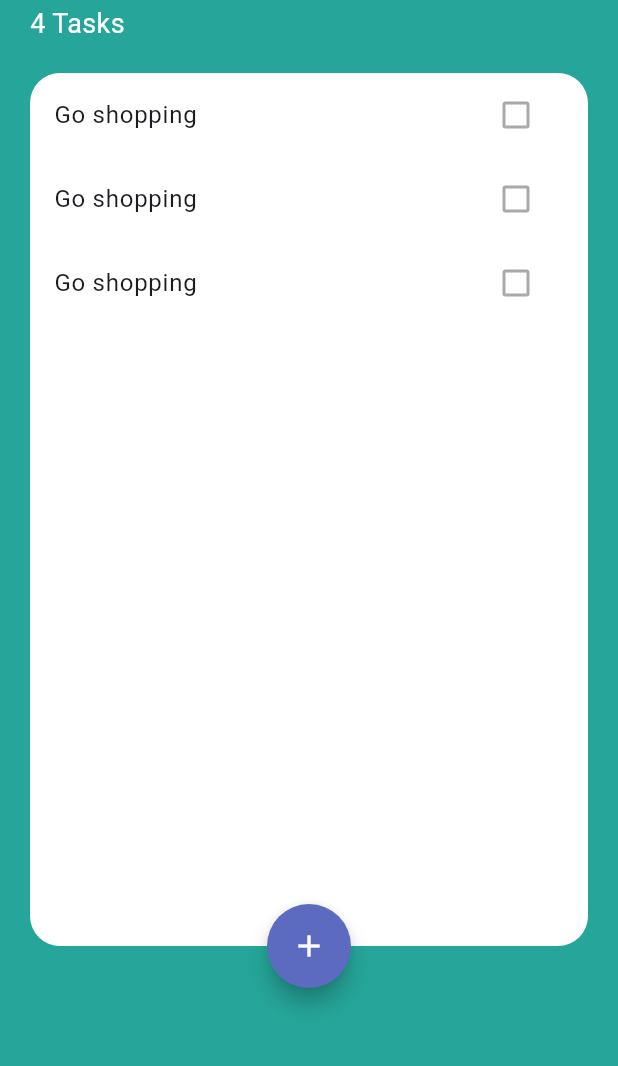
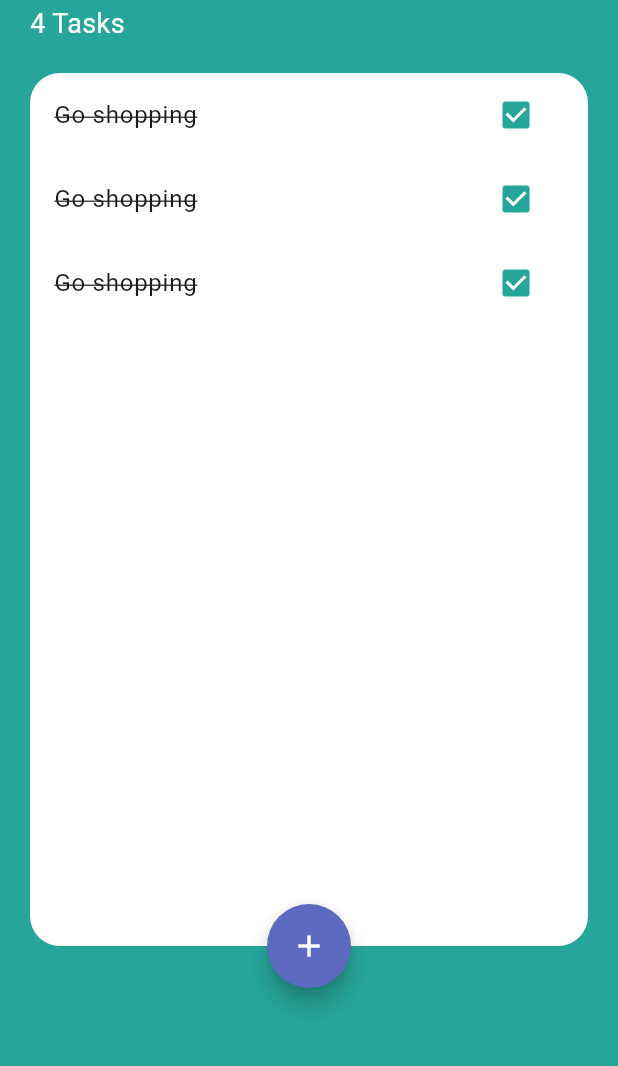
Before and after one commit to Moha2001hassan/ToDayDo, a Flutter app: the screen it shows after launch, on a phone screen of 412 x 824 dp, the part 170-1236 px from its top. Run offline on Flutter 3.47's test engine with Material 3 defaults, Android fonts, the phone set to English and light mode, and no system bars.

Commit message:
use StatefulWidget

```diff
--- a/lib/widgets/task_tile.dart
+++ b/lib/widgets/task_tile.dart
@@ -1,13 +1,40 @@
 import 'package:flutter/material.dart';
 
-class TaskTile extends StatelessWidget {
+class TaskTile extends StatefulWidget {
   const TaskTile({super.key});
 
   @override
+  State<TaskTile> createState() => _TaskTileState();
+}
+
+class _TaskTileState extends State<TaskTile> {
+  bool isChecked = true;
+
+  @override
   Widget build(BuildContext context) {
-    return const ListTile(
-      title: Text("Go shopping"),
-      trailing: Checkbox(value: false, onChanged: null),
+    return ListTile(
+      title: Text("Go shopping",
+      style: TextStyle(decoration: isChecked? TextDecoration.lineThrough: null)),
+      trailing: TaskCheckBox(isChecked, (bool? newVal){
+        setState(() {
+          isChecked = newVal!;
+        });
+      }),
     );
   }
 }
+
+class TaskCheckBox extends StatelessWidget {
+  final bool? checkBoxState;
+  final Function(bool?) checkBoxChange;
+  const TaskCheckBox(this.checkBoxState, this.checkBoxChange);
+
+  @override
+  Widget build(BuildContext context) {
+    return Checkbox(
+      activeColor: Colors.teal[400],
+      value: checkBoxState,
+      onChanged: checkBoxChange,
+    );
+  }
+}
```
